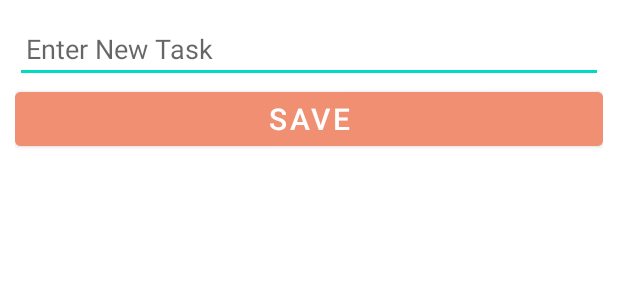
After one commit to Aman7766/todo-android, an Android app: the layout add_task.xml on its own in the app's theme, with its tools: preview values and no code run, on a phone screen of 412 x 824 dp. The commit adds this screen. Shown: the top 300 px of the screen. Run offline under Robolectric (Android 15) with nearby library versions, the phone set to English and light mode, and no system bars.

```diff
--- a/app/src/main/AndroidManifest.xml
+++ b/app/src/main/AndroidManifest.xml
@@ -19,6 +19,7 @@
                 <category android:name="android.intent.category.LAUNCHER"/>
             </intent-filter>
         </activity>
+        <activity android:name=".TaskAdd" />
     </application>
 
 </manifest>
--- /dev/null
+++ b/app/src/main/res/layout/add_task.xml
@@ -0,0 +1,29 @@
+<?xml version="1.0" encoding="utf-8"?>
+<LinearLayout
+    xmlns:android="http://schemas.android.com/apk/res/android"
+    android:layout_width="match_parent"
+    android:layout_height="wrap_content"
+    android:orientation="vertical"
+    android:layout_margin="10dp">
+
+    <EditText
+        android:layout_width="match_parent"
+        android:layout_height="wrap_content"
+        android:id="@+id/edittext"
+        android:paddingStart="7dp"
+        android:hint="@string/task_add"
+        android:paddingEnd="7dp"/>
+
+    <Button
+        android:layout_width="match_parent"
+        android:layout_height="wrap_content"
+        android:text="@string/save"
+        android:id="@+id/button_save"
+        android:textColor="@color/white"
+        android:textSize="20sp"
+        android:backgroundTint="@color/Orange"
+        android:layout_gravity="right">
+    </Button>
+
+
+</LinearLayout>
--- a/app/src/main/res/values/strings.xml
+++ b/app/src/main/res/values/strings.xml
@@ -1,4 +1,7 @@
 <resources>
     <string name="app_name">Todo</string>
     <string name="task_text">Tasks</string>
+    <string name="task_add">Enter New Task</string>
+    <string name="save">Save</string>
+
 </resources>
```
Also changed, not shown: app/src/main/java/com/example/todo/MainActivity.java (+14 -0 lines), app/src/main/java/com/example/todo/TaskAdd.java (added, +21 -0 lines), app/src/main/res/layout/activity_main.xml (+4 -8 lines).
